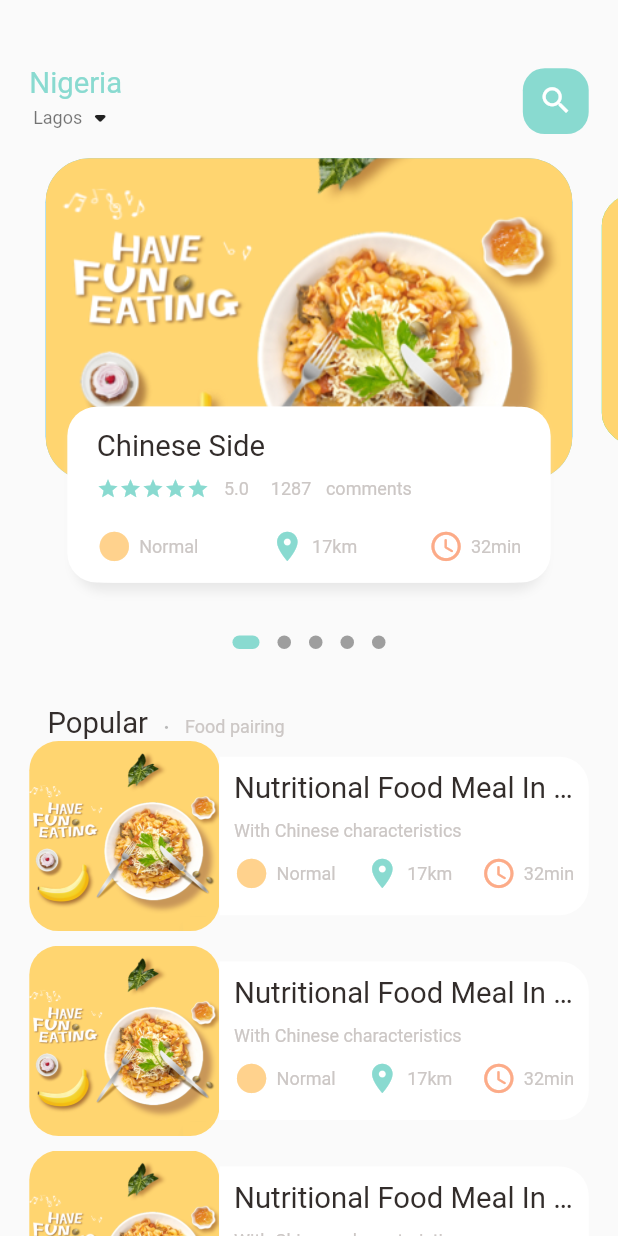
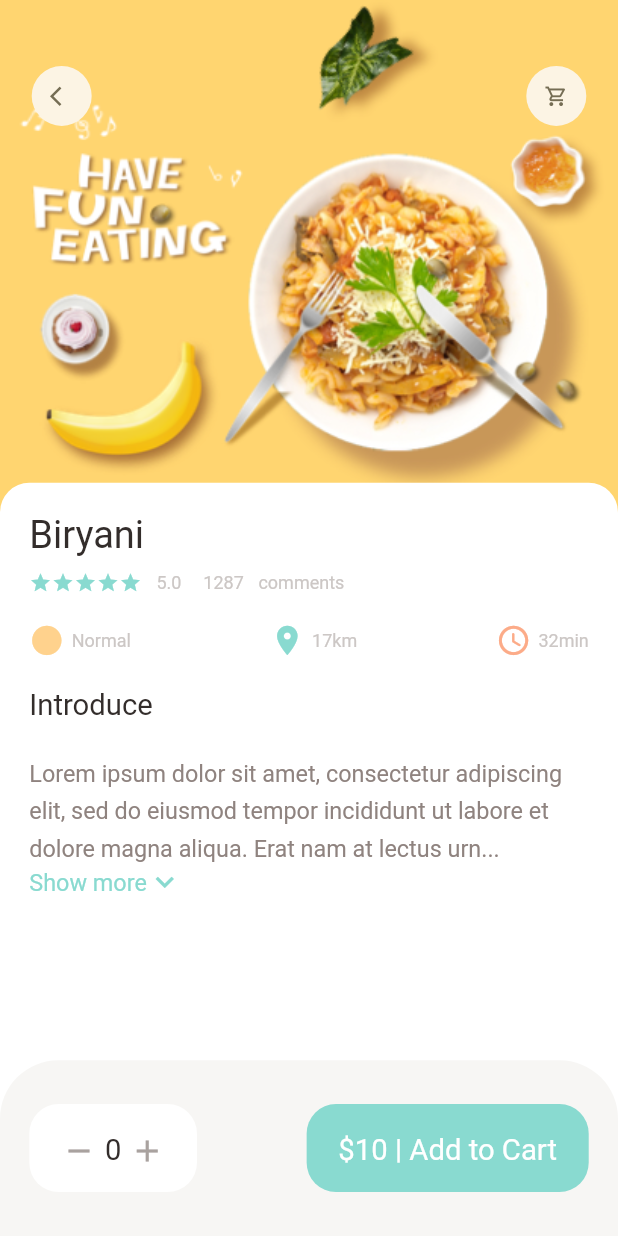
Before and after one commit to fabian-emmanuel/indulge_kitchen_flutter_app, a Flutter app: the screen it shows after launch, on a phone screen of 412 x 824 dp. Run offline on Flutter 3.47's test engine with Material 2 defaults, Android fonts, the phone set to English and light mode, and no system bars; drawn by our look-alikes of dots_indicator; our stand-ins replace get.

Commit message:
popular food detail screen

```diff
--- a/lib/main.dart
+++ b/lib/main.dart
@@ -1,6 +1,6 @@
 import 'package:flutter/material.dart';
 import 'package:get/get.dart';
-import 'package:indulge_kitchen/home/main_food_page.dart';
+import 'package:indulge_kitchen/screens/food/popular_food_detail.dart';
 
 void main() {
   runApp(const MyApp());
@@ -17,7 +17,7 @@ class MyApp extends StatelessWidget {
       theme: ThemeData(
         primarySwatch: Colors.blue,
       ),
-      home: const MainFoodPage(),
+      home: const PopularFoodDetail(),
     );
   }
 }
--- /dev/null
+++ b/lib/screens/food/popular_food_detail.dart
@@ -0,0 +1,164 @@
+import 'package:flutter/material.dart';
+import 'package:indulge_kitchen/utils/colors.dart';
+import 'package:indulge_kitchen/utils/dimensions.dart';
+import 'package:indulge_kitchen/widgets/app_column.dart';
+import 'package:indulge_kitchen/widgets/app_icon.dart';
+import 'package:indulge_kitchen/widgets/big_text.dart';
+import 'package:indulge_kitchen/widgets/expandable_text.dart';
+
+class PopularFoodDetail extends StatelessWidget {
+  const PopularFoodDetail({Key? key}) : super(key: key);
+
+  @override
+  Widget build(BuildContext context) {
+    return Scaffold(
+      backgroundColor: Colors.white,
+      body: Stack(
+        children: [
+          // Background image
+          Positioned(
+            left: 0,
+            right: 0,
+            child: Container(
+              width: double.maxFinite,
+              height: Dimensions.popularFoodImgSize,
+              decoration: const BoxDecoration(
+                image: DecorationImage(
+                  fit: BoxFit.cover,
+                  image: AssetImage("assets/image/food0.png"),
+                ),
+              ),
+            ),
+          ),
+          // Icons widget
+          Positioned(
+            top: Dimensions.len45,
+            left: Dimensions.wit20,
+            right: Dimensions.wit20,
+            child: Row(
+              mainAxisAlignment: MainAxisAlignment.spaceBetween,
+              children: [
+                AppIcon(icon: Icons.arrow_back_ios),
+                AppIcon(icon: Icons.shopping_cart_outlined),
+              ],
+            ),
+          ),
+          //Introduction of food
+          Positioned(
+            left: 0,
+            right: 0,
+            bottom: 0,
+            top: Dimensions.popularFoodImgSize - 20,
+            child: Container(
+              padding: EdgeInsets.only(
+                left: Dimensions.len20,
+                right: Dimensions.len20,
+                top: Dimensions.len20,
+              ),
+              decoration: BoxDecoration(
+                borderRadius: BorderRadius.only(
+                  topLeft: Radius.circular(Dimensions.len20),
+                  topRight: Radius.circular(
+                    Dimensions.len20,
+                  ),
+                ),
+                color: Colors.white,
+              ),
+              child: Column(
+                crossAxisAlignment: CrossAxisAlignment.start,
+                children: [
+                  const AppColumn(text: "Biryani"),
+                  SizedBox(height: Dimensions.len20),
+                  BigText(text: "Introduce"),
+                  SizedBox(height: Dimensions.len20),
+                  //Expandable text widget
+                  const Expanded(
+                    child: SingleChildScrollView(
+                      child: ExpandableTextWidget(
+                          text:
+                              "Lorem ipsum dolor sit amet, consectetur adipiscing elit, "
+                              "sed do eiusmod tempor incididunt ut labore et dolore magna aliqua. "
+                              "Erat nam at lectus urna duis convallis convallis tellus. "
+                              "Varius duis at consectetur lorem donec. Quam elementum pulvinar "
+                              "etiam non quam lacus suspendisse faucibus interdum. Non blandit "
+                              "massa enim nec dui. Vitae et leo duis ut diam quam nulla porttitor massa."
+                              " Enim praesent elementum facilisis leo vel fringilla est. Lectus mauris "
+                              "ultrices eros in. Gravida quis blandit turpis cursus in hac "
+                              "habitasse platea dictumst. Elementum eu facilisis sed odio morbi quis "
+                              "commodo odio.Lorem ipsum dolor sit amet, consectetur adipiscing elit, "
+                              "sed do eiusmod tempor incididunt ut labore et dolore magna aliqua. "
+                              "Erat nam at lectus urna duis convallis convallis tellus. Varius duis "
+                              "at consectetur lorem donec. Quam elementum pulvinar etiam non quam lacus "
+                              "suspendisse faucibus interdum. Non blandit massa enim nec dui. "
+                              "Vitae et leo duis ut diam quam nulla porttitor massa. Enim praesent "
+                              "elementum facilisis leo vel fringilla est. Lectus mauris ultrices eros in. "
+                              "Gravida quis blandit turpis cursus in hac habitasse platea dictumst. "
+                              "Elementum eu facilisis sed odio morbi quis commodo odio."),
+                    ),
+                  ),
+                ],
+              ),
+            ),
+          ),
+        ],
+      ),
+      bottomNavigationBar: Container(
+        height: Dimensions.bottomHeightBar,
+        padding: EdgeInsets.only(
+          top: Dimensions.len30,
+          bottom: Dimensions.len30,
+          left: Dimensions.len20,
+          right: Dimensions.len20,
+        ),
+        decoration: BoxDecoration(
+          borderRadius: BorderRadius.only(
+            topLeft: Radius.circular(Dimensions.len20 * 2),
+            topRight: Radius.circular(Dimensions.len20 * 2),
+          ),
+          color: AppColors.buttonBgColor,
+        ),
+        child: Row(
+          mainAxisAlignment: MainAxisAlignment.spaceBetween,
+          children: [
+            Container(
+              padding: EdgeInsets.only(
+                left: Dimensions.wit20,
+                top: Dimensions.len20,
+                right: Dimensions.wit20,
+                bottom: Dimensions.len20,
+              ),
+              decoration: BoxDecoration(
+                borderRadius: BorderRadius.circular(Dimensions.len20),
+                color: Colors.white,
+              ),
+              child: Row(
+                children: [
+                  const Icon(Icons.remove, color: AppColors.signColor),
+                  SizedBox(width: Dimensions.wit5),
+                  BigText(text: "0"),
+                  SizedBox(width: Dimensions.wit5),
+                  const Icon(Icons.add, color: AppColors.signColor),
+                ],
+              ),
+            ),
+            Container(
+                padding: EdgeInsets.only(
+                  left: Dimensions.wit20,
+                  top: Dimensions.len20,
+                  right: Dimensions.wit20,
+                  bottom: Dimensions.len20,
+                ),
+                decoration: BoxDecoration(
+                  borderRadius: BorderRadius.circular(Dimensions.len20),
+                  color: AppColors.mainColor,
+                ),
+                child: BigText(
+                  text: "\$10 | Add to Cart",
+                  color: Colors.white,
+                )),
+          ],
+        ),
+      ),
+    );
+  }
+}
--- a/lib/home/food_page_body.dart
+++ b/lib/screens/home/food_page_body.dart
@@ -2,6 +2,7 @@ import 'package:dots_indicator/dots_indicator.dart';
 import 'package:flutter/material.dart';
 import 'package:indulge_kitchen/utils/colors.dart';
 import 'package:indulge_kitchen/utils/dimensions.dart';
+import 'package:indulge_kitchen/widgets/app_column.dart';
 import 'package:indulge_kitchen/widgets/big_text.dart';
 import 'package:indulge_kitchen/widgets/icon_and_text.dart';
 import 'package:indulge_kitchen/widgets/small_text.dart';
@@ -240,53 +241,12 @@ class _FoodPageBodyState extends State<FoodPageBody> {
               child: Container(
                 // color: Colors.amberAccent,
                 padding: EdgeInsets.only(
-                    top: Dimensions.len15,
-                    left: Dimensions.len15,
-                    right: Dimensions.len15),
-
-                child: Column(
-                  crossAxisAlignment: CrossAxisAlignment.start,
-                  children: [
-                    BigText(text: "Chinese Side"),
-                    SizedBox(height: Dimensions.len10),
-                    Row(
-                      children: [
-                        Wrap(
-                          children: List.generate(
-                              5,
-                              (index) => const Icon(
-                                    Icons.star,
-                                    color: AppColors.mainColor,
-                                    size: 15.0,
-                                  )),
-                        ),
-                        SizedBox(width: Dimensions.len10),
-                        SmallText(text: "5.0"),
-                        SizedBox(width: Dimensions.len15),
-                        SmallText(text: "1287"),
-                        SizedBox(width: Dimensions.len10),
-                        SmallText(text: "comments"),
-                      ],
-                    ),
-                    SizedBox(height: Dimensions.len20),
-                    Row(
-                      mainAxisAlignment: MainAxisAlignment.spaceBetween,
-                      children: const [
-                        IconAndTextWidget(
-                            icon: Icons.circle_sharp,
-                            iconColor: AppColors.iconColor1,
-                            text: "Normal"),
-                        IconAndTextWidget(
-                            icon: Icons.location_on,
-                            iconColor: AppColors.mainColor,
-                            text: "17km"),
-                        IconAndTextWidget(
-                            icon: Icons.access_time_rounded,
-                            iconColor: AppColors.iconColor2,
-                            text: "32min"),
-                      ],
-                    )
-                  ],
+                  top: Dimensions.len15,
+                  left: Dimensions.len15,
+                  right: Dimensions.len15,
+                ),
+                child: const AppColumn(
+                  text: "Chinese Side",
                 ),
               ),
             ),
--- a/lib/home/main_food_page.dart
+++ b/lib/screens/home/main_food_page.dart
@@ -1,5 +1,5 @@
 import 'package:flutter/material.dart';
-import 'package:indulge_kitchen/home/food_page_body.dart';
+import 'package:indulge_kitchen/screens/home/food_page_body.dart';
 import 'package:indulge_kitchen/utils/colors.dart';
 import 'package:indulge_kitchen/utils/dimensions.dart';
 import 'package:indulge_kitchen/widgets/big_text.dart';
--- a/lib/utils/dimensions.dart
+++ b/lib/utils/dimensions.dart
@@ -14,8 +14,10 @@ class Dimensions {
   static double len5 = screenHeight / 168.8;
   static double len10 = screenHeight / 84.4;
   static double len15 = screenHeight / 56.27;
+  static double len16 = screenHeight / 52.75;
   static double len20 = screenHeight / 42.2;
   static double len24 = screenHeight / 35.17;
+  static double len26 = screenHeight / 32.46;
   static double len30 = screenHeight / 28.13;
   static double len45 = screenHeight / 18.76;
 
@@ -26,4 +28,7 @@ class Dimensions {
   static double wit24 = screenWidth / 16.25;
   static double wit30 = screenWidth / 13.0;
   static double wit45 = screenWidth / 8.67;
+
+  static double popularFoodImgSize = screenHeight / 2.41;
+  static double bottomHeightBar = screenHeight / 7.03;
 }
--- /dev/null
+++ b/lib/widgets/app_column.dart
@@ -0,0 +1,62 @@
+import 'package:flutter/material.dart';
+import 'package:indulge_kitchen/utils/colors.dart';
+import 'package:indulge_kitchen/utils/dimensions.dart';
+import 'package:indulge_kitchen/widgets/big_text.dart';
+import 'package:indulge_kitchen/widgets/icon_and_text.dart';
+import 'package:indulge_kitchen/widgets/small_text.dart';
+
+class AppColumn extends StatelessWidget {
+  final String text;
+  const AppColumn({Key? key, required this.text}) : super(key: key);
+
+  @override
+  Widget build(BuildContext context) {
+    return Column(
+      crossAxisAlignment: CrossAxisAlignment.start,
+      children: [
+        BigText(
+          text: text,
+          size: Dimensions.len26,
+        ),
+        SizedBox(height: Dimensions.len10),
+        Row(
+          children: [
+            Wrap(
+              children: List.generate(
+                  5,
+                  (index) => const Icon(
+                        Icons.star,
+                        color: AppColors.mainColor,
+                        size: 15.0,
+                      )),
+            ),
+            SizedBox(width: Dimensions.len10),
+            SmallText(text: "5.0"),
+            SizedBox(width: Dimensions.len15),
+            SmallText(text: "1287"),
+            SizedBox(width: Dimensions.len10),
+            SmallText(text: "comments"),
+          ],
+        ),
+        SizedBox(height: Dimensions.len20),
+        Row(
+          mainAxisAlignment: MainAxisAlignment.spaceBetween,
+          children: const [
+            IconAndTextWidget(
+                icon: Icons.circle_sharp,
+                iconColor: AppColors.iconColor1,
+                text: "Normal"),
+            IconAndTextWidget(
+                icon: Icons.location_on,
+                iconColor: AppColors.mainColor,
+                text: "17km"),
+            IconAndTextWidget(
+                icon: Icons.access_time_rounded,
+                iconColor: AppColors.iconColor2,
+                text: "32min"),
+          ],
+        )
+      ],
+    );
+  }
+}
--- /dev/null
+++ b/lib/widgets/app_icon.dart
@@ -0,0 +1,34 @@
+import 'package:flutter/material.dart';
+import 'package:indulge_kitchen/utils/dimensions.dart';
+
+class AppIcon extends StatelessWidget {
+  final IconData icon;
+  final Color iconColor;
+  final Color bgColor;
+  final double size;
+
+  AppIcon({
+    Key? key,
+    required this.icon,
+    this.iconColor = const Color(0xFF756d54),
+    this.bgColor = const Color(0xFFfcf4e4),
+    this.size = 40,
+  }) : super(key: key);
+
+  @override
+  Widget build(BuildContext context) {
+    return Container(
+      width: size,
+      height: size,
+      decoration: BoxDecoration(
+        borderRadius: BorderRadius.circular(size / 2),
+        color: bgColor,
+      ),
+      child: Icon(
+        icon,
+        color: iconColor,
+        size: Dimensions.len16,
+      ),
+    );
+  }
+}
--- /dev/null
+++ b/lib/widgets/expandable_text.dart
@@ -0,0 +1,87 @@
+import 'package:flutter/material.dart';
+import 'package:indulge_kitchen/utils/colors.dart';
+import 'package:indulge_kitchen/utils/dimensions.dart';
+import 'package:indulge_kitchen/widgets/small_text.dart';
+
+class ExpandableTextWidget extends StatefulWidget {
+  final String text;
+  const ExpandableTextWidget({Key? key, required this.text}) : super(key: key);
+
+  @override
+  State<ExpandableTextWidget> createState() => _ExpandableTextWidgetState();
+}
+
+class _ExpandableTextWidgetState extends State<ExpandableTextWidget> {
+  late String firstHalfOfText;
+  late String secondHalfOfText;
+  bool hiddenText = true;
+  double textHeight = Dimensions.screenHeight / 5.63;
+
+  @override
+  void initState() {
+    super.initState();
+    if (widget.text.length > textHeight) {
+      firstHalfOfText = widget.text.substring(0, textHeight.toInt());
+      secondHalfOfText =
+          widget.text.substring(textHeight.toInt() + 1, widget.text.length);
+    } else {
+      firstHalfOfText = widget.text;
+      secondHalfOfText = "";
+    }
+  }
+
+  @override
+  Widget build(BuildContext context) {
+    return Container(
+      child: secondHalfOfText.isEmpty
+          ? SmallText(
+              text: firstHalfOfText,
+              size: Dimensions.len16,
+              height: 1.6,
+              color: AppColors.paraColor)
+          : Column(
+              children: [
+                SmallText(
+                  size: Dimensions.len16,
+                  color: AppColors.paraColor,
+                  height: 1.6,
+                  text: hiddenText
+                      ? (firstHalfOfText + "...")
+                      : firstHalfOfText + secondHalfOfText,
+                ),
+                InkWell(
+                  onTap: () {
+                    setState(() {
+                      hiddenText = !hiddenText;
+                    });
+                  },
+                  child: Row(
+                    children: [
+                      hiddenText
+                          ? SmallText(
+                              size: Dimensions.len16,
+                              text: "Show more",
+                              color: AppColors.mainColor,
+                            )
+                          : SmallText(
+                              size: Dimensions.len16,
+                              text: "Show less",
+                              color: AppColors.mainColor,
+                            ),
+                      hiddenText
+                          ? const Icon(
+                              Icons.keyboard_arrow_down_sharp,
+                              color: AppColors.mainColor,
+                            )
+                          : const Icon(
+                              Icons.keyboard_arrow_up_sharp,
+                              color: AppColors.mainColor,
+                            ),
+                    ],
+                  ),
+                ),
+              ],
+            ),
+    );
+  }
+}
```
Also changed, not shown: 1 other file.
